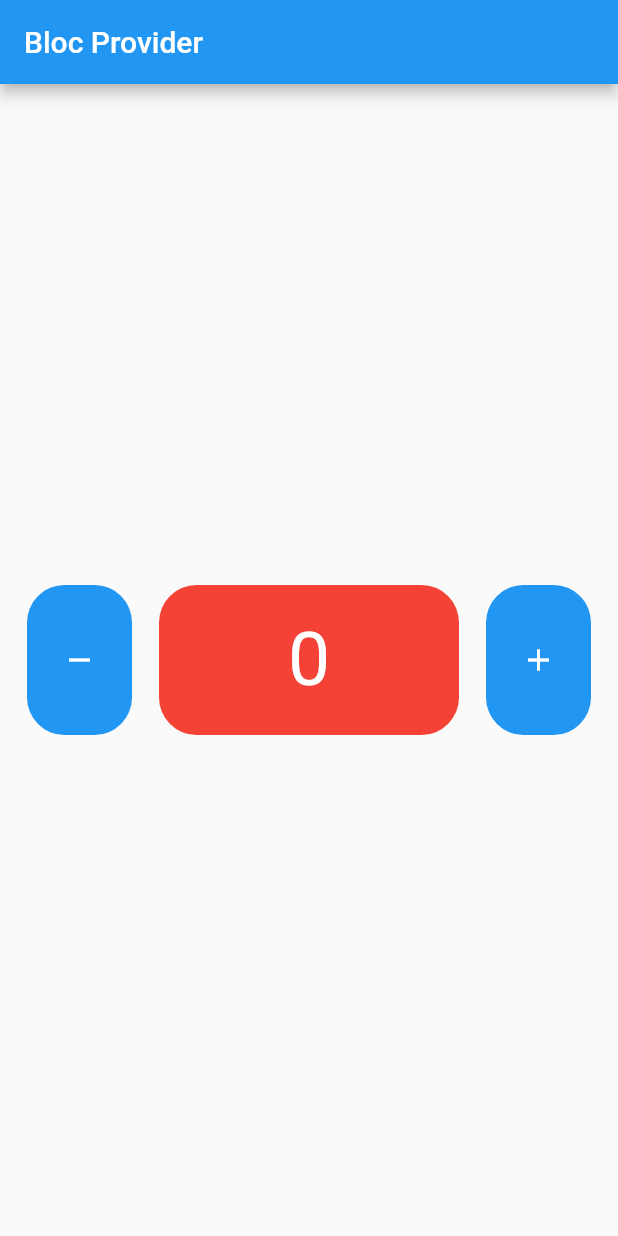
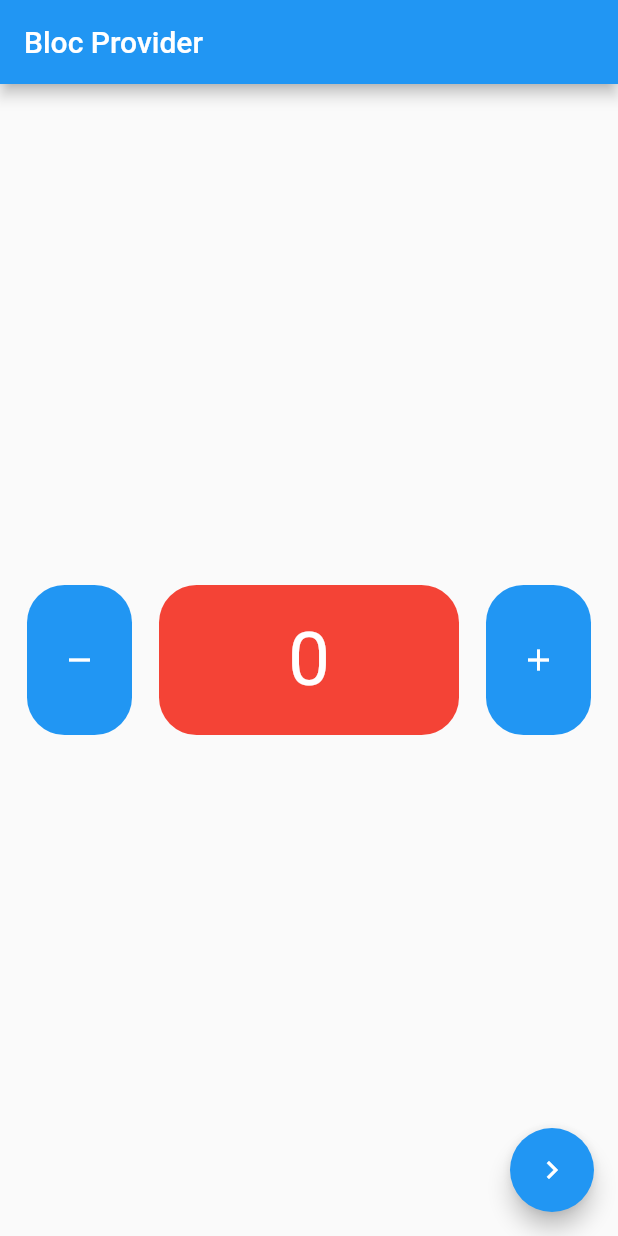
Before and after one commit to finma/flutter-bloc-basic, a Flutter app: the screen it shows after launch, on a phone screen of 412 x 824 dp. Run offline on Flutter 3.47's test engine with Material 2 defaults, Android fonts, the light colour scheme and no system bars; our stand-ins replace bloc, flutter_bloc.

Commit message:
[ADD] bloc provider value

```diff
--- a/lib/main.dart
+++ b/lib/main.dart
@@ -6,6 +6,7 @@ import 'pages/bloc_builder_page.dart';
 import 'pages/bloc_consumer_page.dart';
 import 'pages/bloc_listener_page.dart';
 import 'pages/bloc_provider_page.dart';
+import '/pages/bloc_provider_value_page.dart';
 
 void main() {
   runApp(const MyApp());
@@ -16,13 +17,23 @@ class MyApp extends StatelessWidget {
 
   @override
   Widget build(BuildContext context) {
-    return BlocProvider(
-      create: (context) => CounterCubit(),
-      child: MaterialApp(
-        debugShowCheckedModeBanner: false,
-        home: BlocProviderPage(), // latihan bloc provider
+    //* Menggunakan bloc provider di dalam MaterialApp (disarankan menggunakan bloc provider value untuk provider lagi didalamnya)
+    return MaterialApp(
+      debugShowCheckedModeBanner: false,
+      home: BlocProvider(
+        create: (context) => CounterCubit(),
+        child: BlocProviderValuePage(),
       ),
     );
+
+    //* Menggunakan bloc provider di atas MaterialApp
+    // return BlocProvider(
+    //   create: (context) => CounterCubit(),
+    //   child: MaterialApp(
+    //     debugShowCheckedModeBanner: false,
+    //     home: BlocProviderPage(), // latihan bloc provider
+    //   ),
+    // );
 
     //* Menggunakan bloc tanpa bloc provider
     // return MaterialApp(
--- /dev/null
+++ b/lib/pages/bloc_provider_value_page.dart
@@ -0,0 +1,49 @@
+import 'package:flutter/material.dart';
+import 'package:flutter_bloc/flutter_bloc.dart';
+import 'package:flutter_bloc_basic/pages/other_page.dart';
+
+import '/bloc/counter_bloc.dart';
+import '/widget/button_icon_custom.dart';
+import '/widget/center_widget.dart';
+
+class BlocProviderValuePage extends StatelessWidget {
+  @override
+  Widget build(BuildContext context) {
+    CounterCubit counterCubit = context.read<CounterCubit>();
+
+    return Scaffold(
+      appBar: AppBar(
+        title: const Text('Bloc Provider'),
+      ),
+      floatingActionButton: FloatingActionButton(
+        onPressed: () {
+          Navigator.of(context).push(
+            MaterialPageRoute(
+              builder: (context) => BlocProvider.value(
+                value: counterCubit,
+                child: const OtherPage(),
+              ),
+            ),
+          );
+        },
+        child: const Icon(Icons.navigate_next),
+      ),
+      body: Column(
+        mainAxisAlignment: MainAxisAlignment.center,
+        children: [
+          Row(
+            mainAxisAlignment: MainAxisAlignment.spaceEvenly,
+            children: const [
+              // button -
+              ButtonIconCustom(icon: 'remove'),
+              // data counter
+              CenterWidget(),
+              // button +
+              ButtonIconCustom(icon: 'add')
+            ],
+          )
+        ],
+      ),
+    );
+  }
+}
```
Also changed, not shown: lib/pages/other_page.dart (added, +32 -0 lines).
